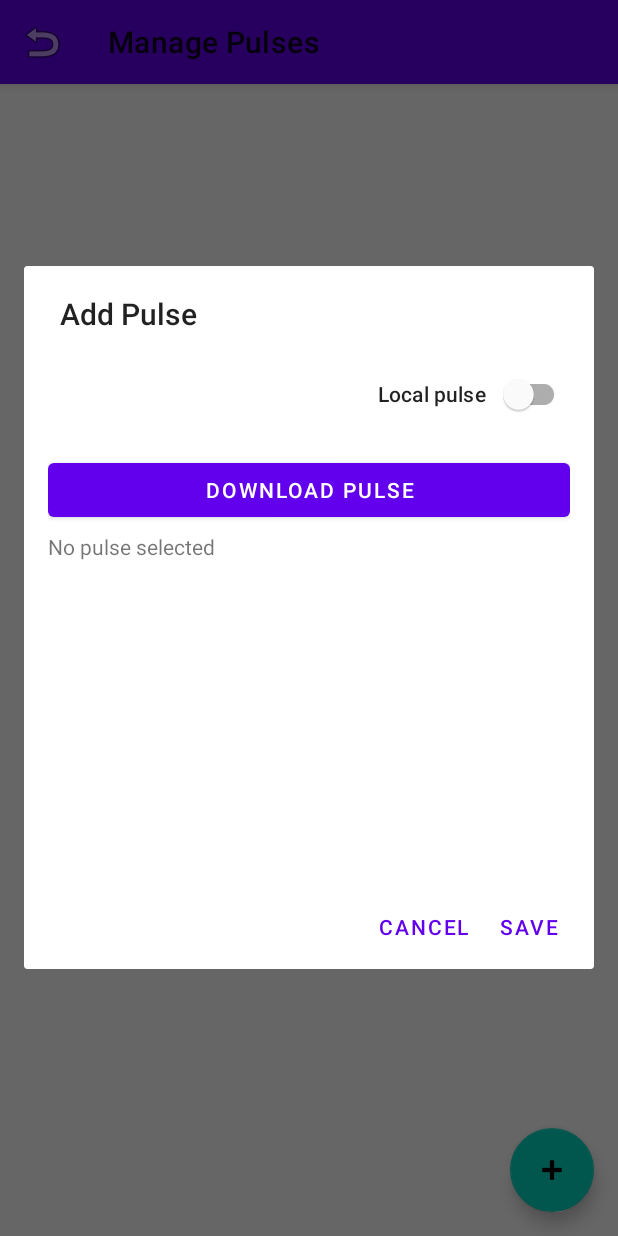
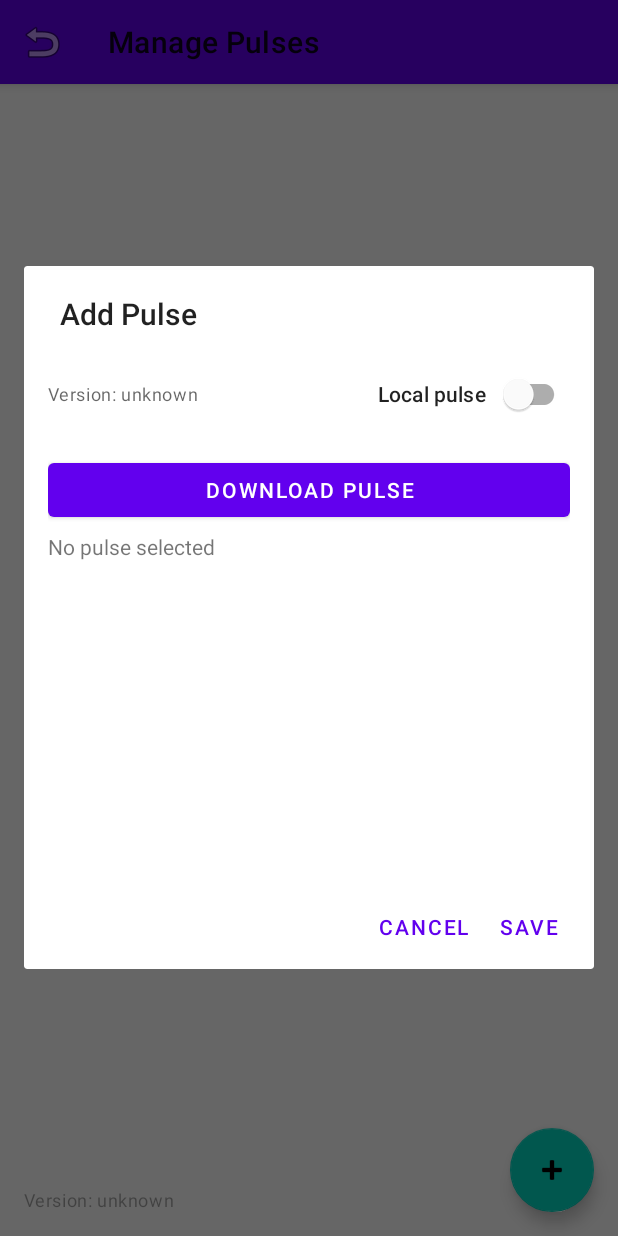
Before and after one commit to arkascha/PulseOfEvents, an Android app: the SettingsActivity screen opened directly, with no data from a screen before it, after a tap on "Add New Pulse", on a phone screen of 412 x 824 dp. Run offline under Robolectric (Android 15) with nearby library versions, the phone set to English and light mode, and no system bars; our stand-ins replace Room's generated code; 4 statements that could not run were skipped.

```diff
--- a/app/src/main/kotlin/org/rustygnome/pulse/ui/settings/SettingsActivity.kt
+++ b/app/src/main/kotlin/org/rustygnome/pulse/ui/settings/SettingsActivity.kt
@@ -91,6 +91,11 @@ class SettingsActivity : AppCompatActivity() {
         securityHelper = SecurityHelper(this)
         pulseManager = PulseManager(this)
         githubService = GitHubPulseService()
+
+        // Set version display in main layout
+        val txtAppVersionMain: TextView = findViewById(R.id.txtAppVersionMain)
+        val versionName = packageManager.getPackageInfo(packageName, 0).versionName ?: "unknown"
+        txtAppVersionMain.text = "Version: $versionName"
 
         val recyclerView: RecyclerView = findViewById(R.id.resourceRecyclerView)
         adapter = PulseSettingsAdapter(
@@ -344,12 +349,14 @@ class SettingsActivity : AppCompatActivity() {
             .setCancelable(false)
             .show()
 
+        val versionName = packageManager.getPackageInfo(packageName, 0).versionName ?: "1.0"
         githubService.fetchAvailablePulses(
+            versionName = versionName,
             onSuccess = { pulses ->
                 runOnUiThread {
                     progressDialog.dismiss()
                     if (pulses.isEmpty()) {
-                        Toast.makeText(this, "No pulses found online", Toast.LENGTH_SHORT).show()
+                        Toast.makeText(this, "No pulses found online for version $versionName", Toast.LENGTH_SHORT).show()
                         return@runOnUiThread
                     }
 
--- a/app/src/main/res/layout/activity_settings.xml
+++ b/app/src/main/res/layout/activity_settings.xml
@@ -31,6 +31,16 @@
         app:layout_behavior="@string/appbar_scrolling_view_behavior"
         app:layoutManager="androidx.recyclerview.widget.LinearLayoutManager" />
 
+    <TextView
+        android:id="@+id/txtAppVersionMain"
+        android:layout_width="wrap_content"
+        android:layout_height="wrap_content"
+        android:layout_gravity="bottom|start"
+        android:layout_margin="16dp"
+        android:text="Version: unknown"
+        android:textAppearance="?attr/textAppearanceCaption"
+        android:alpha="0.6" />
+
     <com.google.android.material.floatingactionbutton.FloatingActionButton
         android:id="@+id/addResourceFab"
         android:layout_width="wrap_content"
--- a/app/src/main/res/layout/dialog_edit_pulse.xml
+++ b/app/src/main/res/layout/dialog_edit_pulse.xml
@@ -17,6 +17,14 @@
             android:orientation="horizontal"
             android:gravity="end|center_vertical"
             android:layout_marginBottom="16dp">
+
+            <TextView
+                android:id="@+id/txtAppVersion"
+                android:layout_width="0dp"
+                android:layout_height="wrap_content"
+                android:layout_weight="1"
+                android:text="Version: unknown"
+                android:textAppearance="?attr/textAppearanceCaption" />
 
             <TextView
                 android:layout_width="wrap_content"
```
Also changed, not shown: app/build.gradle.kts (+17 -1 lines), app/src/main/kotlin/org/rustygnome/pulse/pulses/GitHubPulseService.kt (+73 -29 lines).
